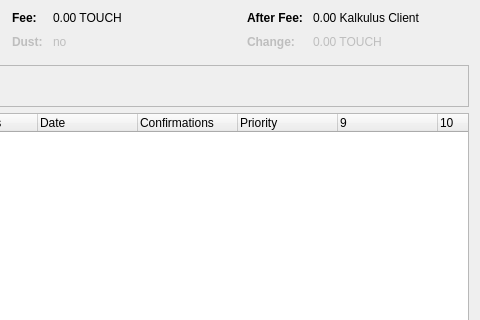
First picture: the form in src/qt/forms/coincontroldialog.ui, repository LinenoiseDev/Touch, before the edit; both pictures show x 474 to 954 and y 0 to 320 of the 954 by 500 pixel window.
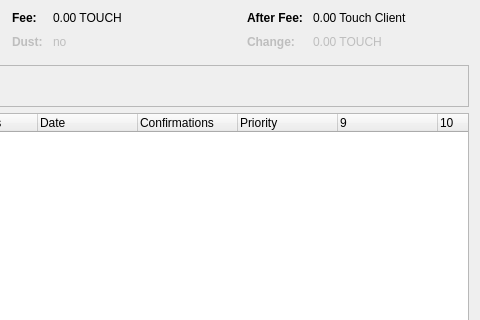
Second picture: the form after the edit. Custom widgets are drawn as their Qt base class.

Commit message: Initialize Touch

```diff
--- a/src/qt/forms/coincontroldialog.ui
+++ b/src/qt/forms/coincontroldialog.ui
@@ -286,7 +286,7 @@
           <enum>Qt::ActionsContextMenu</enum>
          </property>
          <property name="text">
-          <string notr="true">0.00 Kalkulus Client</string>
+          <string notr="true">0.00 Touch Client</string>
          </property>
          <property name="textInteractionFlags">
           <set>Qt::LinksAccessibleByMouse|Qt::TextSelectableByKeyboard|Qt::TextSelectableByMouse</set>
```
The commit also changes 67 other files.
